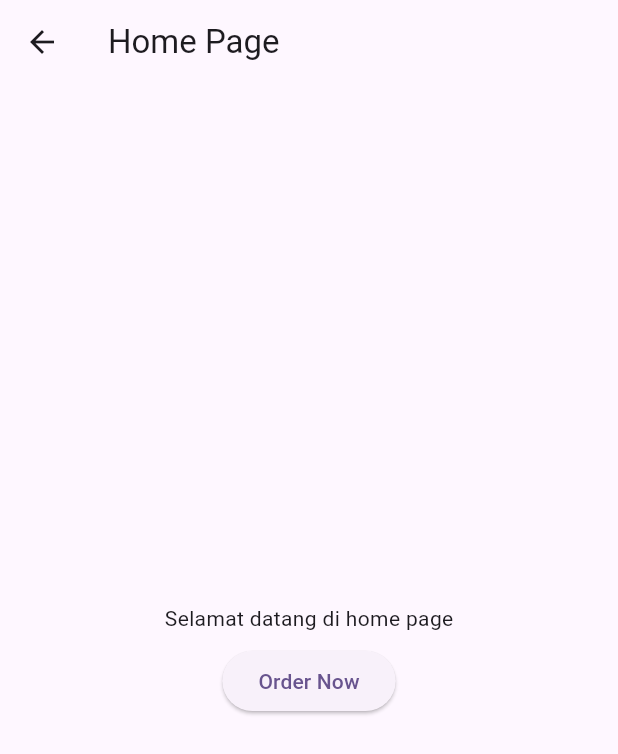
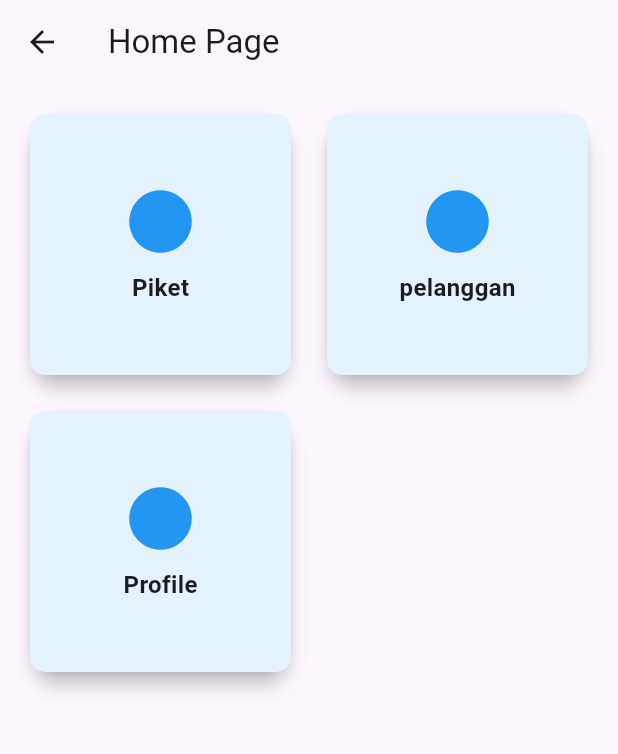
Before and after one commit to khaiqalsatrio/20220140115_UCP1_Flutter, a Flutter app: the HomePage screen opened by its route, on a phone screen of 412 x 824 dp. Shown: the top 754 px of the screen. Run offline on Flutter 3.47's test engine with Material 3 defaults, Android fonts, the light colour scheme and no system bars.

Commit message:
home page

```diff
--- a/lib/presentation/home_page.dart
+++ b/lib/presentation/home_page.dart
@@ -1,4 +1,5 @@
 import 'package:flutter/material.dart';
+import 'package:flutter_ucp1_115/presentation/piket_page.dart';
 
 class HomePage extends StatefulWidget {
   const HomePage({super.key});
@@ -11,33 +12,84 @@ class _HomePageState extends State<HomePage> {
   Widget build(BuildContext context) {
     return Scaffold(
       appBar: AppBar(title: const Text('Home Page')),
-      body: Center(
-        child: Column(
-          mainAxisAlignment: MainAxisAlignment.center,
+      body: Padding(
+        padding: const EdgeInsets.all(16.0),
+        child: GridView.count(
+          crossAxisCount: 2, // Menampilkan dua kolom dalam satu baris
+          crossAxisSpacing: 16.0, // Jarak antar kolom
+          mainAxisSpacing: 16.0, // Jarak antar baris
           children: [
-            const Text('Selamat datang di home page'),
-            const SizedBox(height: 8),
-            ElevatedButton(
+            DashboardCard(
+              title: 'Piket',
+              icon: Icons.circle,
               onPressed: () {
                 Navigator.push(
                   context,
                   MaterialPageRoute(builder: (context) => const PiketPage()),
                 );
               },
-              child: const Text('Order Now'),
             ),
-            // ElevatedButton(
-            //   onPressed: () {
-            //     Navigator.push(
-            //       context,
-            //       MaterialPageRoute(builder: (context) => const ),
-            //     );
-            //   },
-            //   child: const Text('Order Now'),
-            // ),
+            DashboardCard(
+              title: 'pelanggan',
+              icon: Icons.circle,
+              onPressed: () {
+                // Ganti dengan logika pengaturan atau halaman pengaturan
+              },
+            ),
+            DashboardCard(
+              title: 'Profile',
+              icon: Icons.circle,
+              onPressed: () {
+                // Ganti dengan logika halaman profile
+              },
+            ),
           ],
         ),
       ),
     );
   }
 }
+
+class DashboardCard extends StatelessWidget {
+  final String title;
+  final IconData icon;
+  final VoidCallback onPressed;
+
+  const DashboardCard({
+    required this.title,
+    required this.icon,
+    required this.onPressed,
+  });
+
+  @override
+  Widget build(BuildContext context) {
+    return GestureDetector(
+      onTap: onPressed,
+      child: Card(
+        elevation: 5,
+        shape: RoundedRectangleBorder(borderRadius: BorderRadius.circular(20)),
+        child: Container(
+          padding: const EdgeInsets.all(16.0),
+          decoration: BoxDecoration(
+            borderRadius: BorderRadius.circular(10),
+            color: Colors.blue[50],
+          ),
+          child: Column(
+            mainAxisAlignment: MainAxisAlignment.center,
+            children: [
+              Icon(icon, size: 50, color: Colors.blue),
+              const SizedBox(height: 8),
+              Text(
+                title,
+                style: const TextStyle(
+                  fontSize: 16,
+                  fontWeight: FontWeight.bold,
+                ),
+              ),
+            ],
+          ),
+        ),
+      ),
+    );
+  }
+}
```
